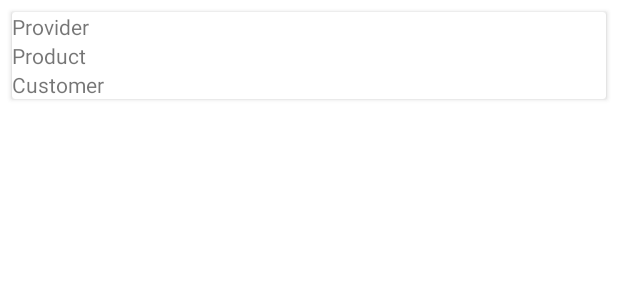
After one commit to CC-SwapShop/TestRepo, an Android app: the layout ongoing_item.xml on its own in the app's theme, with its tools: preview values and no code run, on a phone screen of 412 x 824 dp. The commit adds this screen. Shown: the top 300 px of the screen. Run offline under Robolectric (Android 15) with nearby library versions, the phone set to English and light mode, and no system bars.

Commit message:
Display ongoing swaps

```diff
--- /dev/null
+++ b/app/src/main/res/layout/ongoing_item.xml
@@ -0,0 +1,35 @@
+<?xml version="1.0" encoding="utf-8"?>
+<androidx.cardview.widget.CardView xmlns:android="http://schemas.android.com/apk/res/android"
+    android:layout_width="match_parent"
+    android:layout_height="wrap_content"
+    android:layout_margin="8dp">
+
+    <LinearLayout
+        android:layout_width="match_parent"
+        android:layout_height="wrap_content"
+        android:orientation="vertical">
+
+
+        <TextView
+            android:id="@+id/txtCvProvider"
+            android:layout_width="match_parent"
+            android:layout_height="wrap_content"
+            android:layout_weight="1"
+            android:text="Provider" />
+
+        <TextView
+            android:id="@+id/txtCvProduct"
+            android:layout_width="match_parent"
+            android:layout_height="wrap_content"
+            android:layout_weight="1"
+            android:text="Product" />
+
+        <TextView
+            android:id="@+id/txtCvCustomer"
+            android:layout_width="match_parent"
+            android:layout_height="wrap_content"
+            android:layout_weight="1"
+            android:text="Customer" />
+    </LinearLayout>
+
+</androidx.cardview.widget.CardView>
```
Also changed, not shown: app/src/main/java/com/example/swapshop/ChatFragment.java (+84 -1 lines), app/src/main/java/com/example/swapshop/OngoingAdapter.java (added, +78 -0 lines), app/src/main/res/layout/fragment_chat.xml (+11 -2 lines), app/src/main/java/com/example/swapshop/OnGoingSwaps.java (line endings or trailing spaces).
